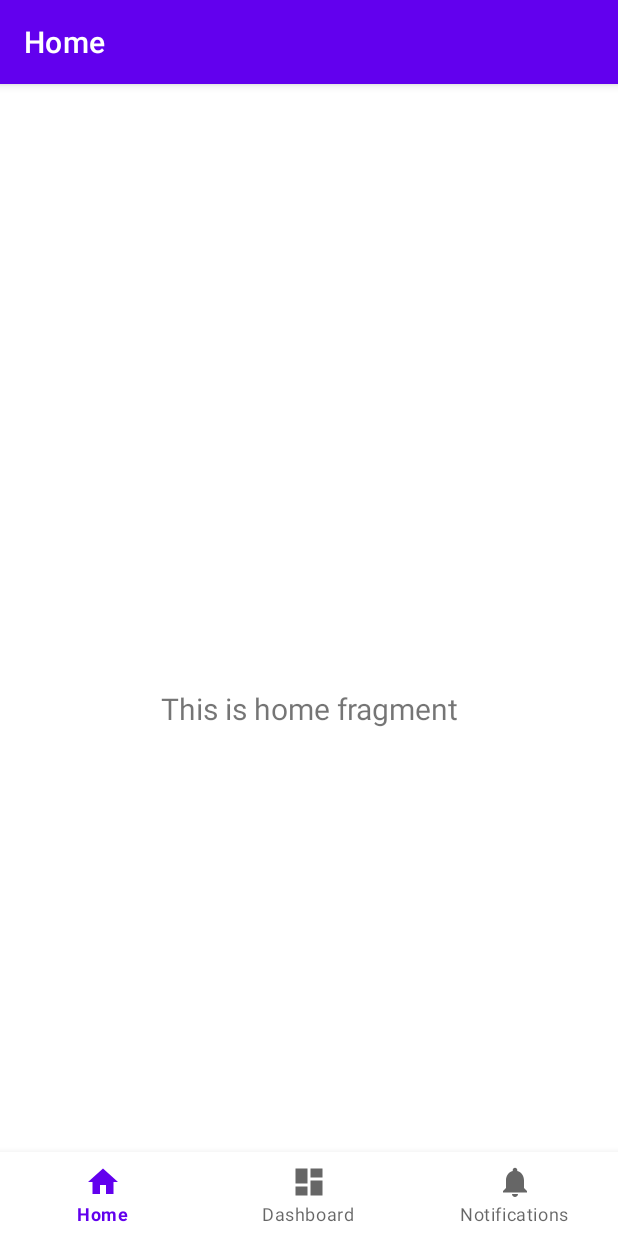
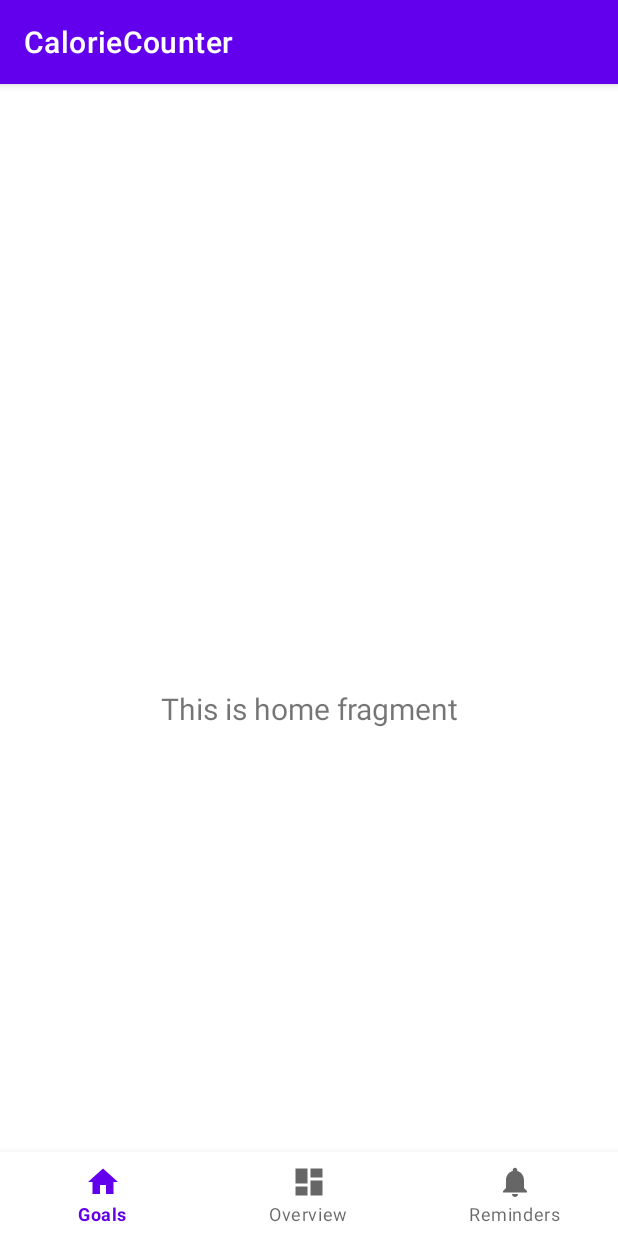
Before and after one commit to aidannguyen75/CalorieCounter, an Android app: the screen it shows after launch (MainActivity), on a phone screen of 412 x 824 dp. Run offline under Robolectric (Android 15) with nearby library versions, the phone set to English and light mode, and no system bars; our stand-ins replace navigation-ui; 3 statements that could not run were skipped.

Commit message:
Renamed navigation buttons

```diff
--- a/app/src/main/res/layout/activity_main.xml
+++ b/app/src/main/res/layout/activity_main.xml
@@ -10,15 +10,14 @@
         android:id="@+id/nav_view"
         android:layout_width="0dp"
         android:layout_height="wrap_content"
-        android:layout_marginStart="0dp"
-        android:layout_marginEnd="0dp"
         android:background="?android:attr/windowBackground"
         app:layout_constraintBottom_toBottomOf="parent"
+        app:layout_constraintHorizontal_bias="0.0"
         app:layout_constraintLeft_toLeftOf="parent"
         app:layout_constraintRight_toRightOf="parent"
         app:menu="@menu/bottom_nav_menu" />
 
-    <fragment
+    <androidx.fragment.app.FragmentContainerView
         android:id="@+id/nav_host_fragment_activity_main"
         android:name="androidx.navigation.fragment.NavHostFragment"
         android:layout_width="match_parent"
--- a/app/src/main/res/menu/bottom_nav_menu.xml
+++ b/app/src/main/res/menu/bottom_nav_menu.xml
@@ -4,16 +4,16 @@
     <item
         android:id="@+id/navigation_home"
         android:icon="@drawable/ic_home_black_24dp"
-        android:title="@string/title_home" />
+        android:title="@string/title_goals" />
 
     <item
         android:id="@+id/navigation_dashboard"
         android:icon="@drawable/ic_dashboard_black_24dp"
-        android:title="@string/title_dashboard" />
+        android:title="@string/title_overview" />
 
     <item
         android:id="@+id/navigation_notifications"
         android:icon="@drawable/ic_notifications_black_24dp"
-        android:title="@string/title_notifications" />
+        android:title="@string/title_reminders" />
 
 </menu>
--- a/app/src/main/res/values/strings.xml
+++ b/app/src/main/res/values/strings.xml
@@ -1,6 +1,6 @@
 <resources>
     <string name="app_name">CalorieCounter</string>
-    <string name="title_home">Home</string>
-    <string name="title_dashboard">Dashboard</string>
-    <string name="title_notifications">Notifications</string>
+    <string name="title_goals">Goals</string>
+    <string name="title_overview">Overview</string>
+    <string name="title_reminders">Reminders</string>
 </resources>
```
